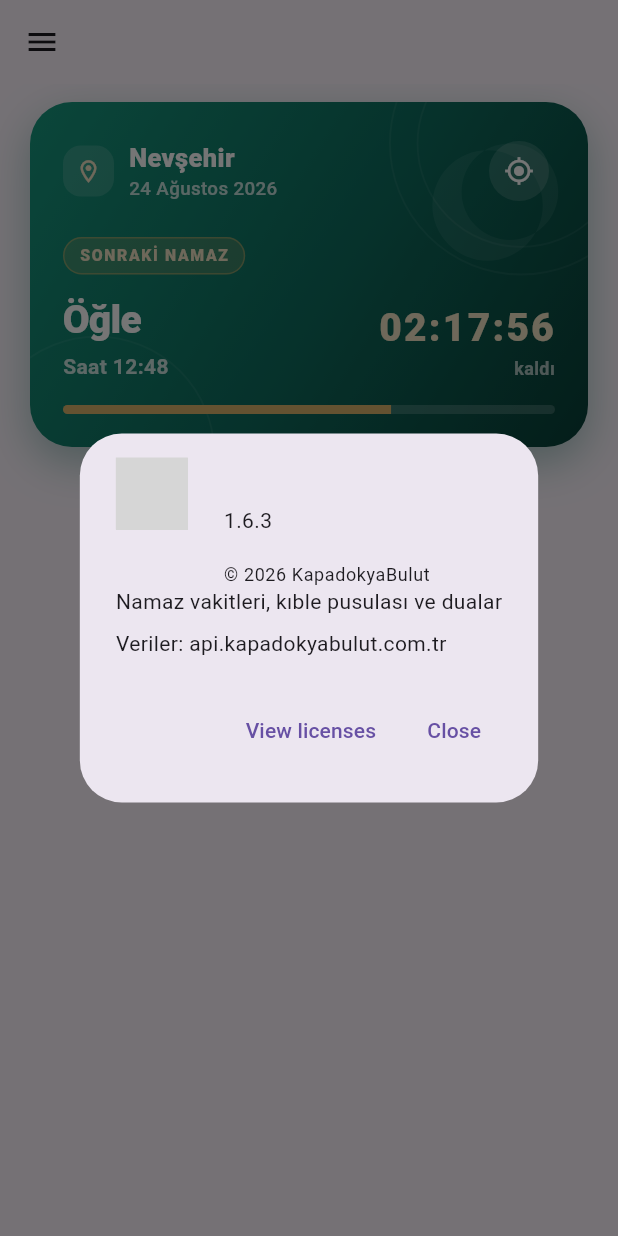
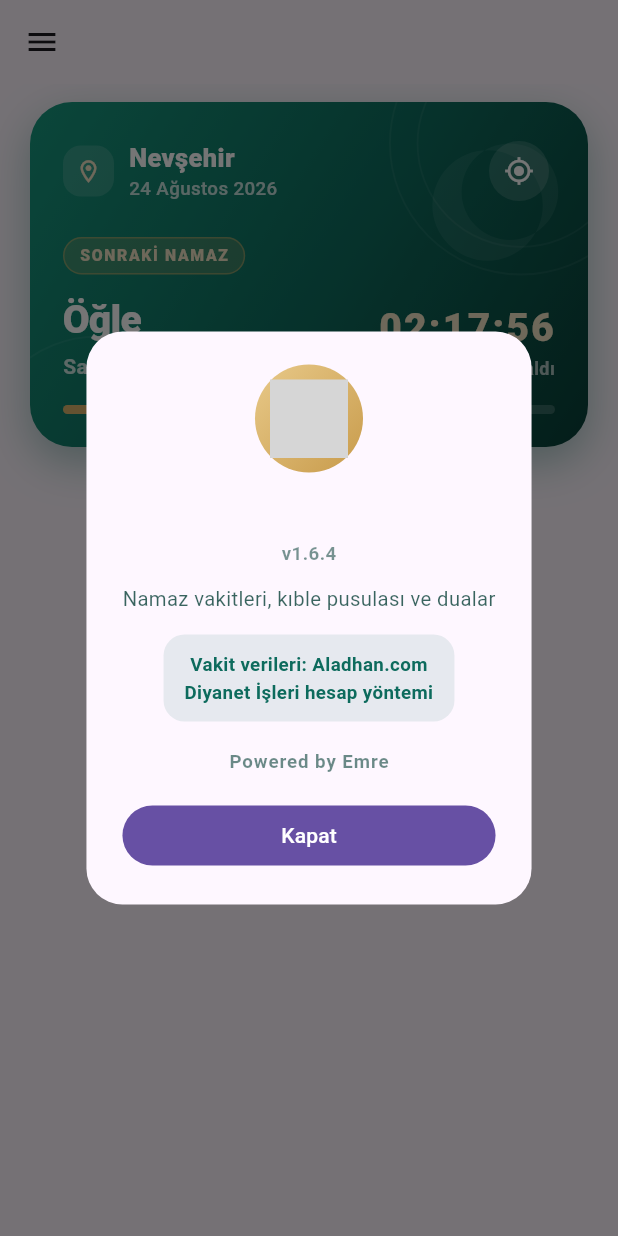
Before and after one commit to emredevlab/namaz-vaktim, a Flutter app: the HomeScreen screen opened directly with empty values, in the side drawer, after a tap on "Hakkında", on a phone screen of 412 x 824 dp. Run offline on Flutter 3.47's test engine with Material 3 defaults, Android fonts, the light colour scheme and no system bars; our stand-ins replace flutter_local_notifications, flutter_riverpod, flutter_svg, flutter_timezone, geocoding, geolocator and 6 more; missing offline and left inert: kapadokya_mobile_core; accounts and stored records are empty; statements that could not run were skipped; grey boxes are pictures that could not be loaded.

Commit message:
Hakkında diyaloğu yenilendi + veri kaynağı düzeltmesi
- Özel Hakkında diyaloğu: lisans listesi yok, kısa öz (logo, sürüm, veri kaynağı, Powered by Emre)
- Veri kaynağı: Aladhan.com (Diyanet hesap yöntemi) — hayali api.kapadokyabulut referansı kaldırıldı
- Gizlilik politikası taslağı da Aladhan'ı işaret ediyor

```diff
--- a/lib/features/prayer/presentation/widgets/app_drawer.dart
+++ b/lib/features/prayer/presentation/widgets/app_drawer.dart
@@ -129,29 +129,7 @@ class _AppDrawerState extends State<AppDrawer> {
                       final appVersion = await _appVersionFuture;
                       if (!context.mounted) return;
                       Navigator.pop(context);
-                      showAboutDialog(
-                        context: context,
-                        applicationName: widget.config.name,
-                        applicationVersion: appVersion,
-                        applicationLegalese: '© 2026 KapadokyaBulut',
-                        applicationIcon: SvgPicture.asset(
-                          widget.config.logoAsset,
-                          width: 48,
-                          height: 48,
-                          fit: BoxFit.contain,
-                          semanticsLabel: '${widget.config.name} logosu',
-                          placeholderBuilder: (_) => const Icon(
-                            Icons.mosque_outlined,
-                            color: AppTheme.primary,
-                            size: 40,
-                          ),
-                        ),
-                        children: const [
-                          Text('Namaz vakitleri, kıble pusulası ve dualar'),
-                          SizedBox(height: 8),
-                          Text('Veriler: api.kapadokyabulut.com.tr'),
-                        ],
-                      );
+                      _showAboutSheet(context, appVersion);
                     },
                   ),
                 ],
@@ -291,4 +269,110 @@ class _AppDrawerState extends State<AppDrawer> {
       ),
     );
   }
+
+  /// Hakkında diyaloğu: kısa, öz; lisans listesi yok.
+  void _showAboutSheet(BuildContext context, String appVersion) {
+    final isDark = Theme.of(context).brightness == Brightness.dark;
+    final onSurface = isDark ? AppTheme.cream : AppTheme.primaryDeep;
+    showDialog(
+      context: context,
+      builder: (dialogContext) => AlertDialog(
+        backgroundColor:
+            isDark ? AppTheme.darkCard : Theme.of(context).colorScheme.surface,
+        shape: RoundedRectangleBorder(borderRadius: BorderRadius.circular(24)),
+        contentPadding:
+            const EdgeInsets.symmetric(horizontal: 24, vertical: 22),
+        content: Column(
+          mainAxisSize: MainAxisSize.min,
+          crossAxisAlignment: CrossAxisAlignment.center,
+          children: [
+            Container(
+              padding: const EdgeInsets.all(10),
+              decoration: BoxDecoration(
+                gradient: AppTheme.goldGradient,
+                shape: BoxShape.circle,
+              ),
+              child: SvgPicture.asset(
+                widget.config.logoAsset,
+                width: 52,
+                height: 52,
+                fit: BoxFit.contain,
+                semanticsLabel: '${widget.config.name} logosu',
+                placeholderBuilder: (_) => const Icon(
+                  Icons.mosque_outlined,
+                  color: AppTheme.primaryDeep,
+                  size: 44,
+                ),
+              ),
+            ),
+            const SizedBox(height: 14),
+            Text(
+              widget.config.name,
+              style: TextStyle(
+                color: onSurface,
+                fontSize: 20,
+                fontWeight: FontWeight.w800,
+              ),
+            ),
+            const SizedBox(height: 2),
+            Text(
+              'v$appVersion',
+              style: TextStyle(
+                color: onSurface.withValues(alpha: .55),
+                fontSize: 12.5,
+                fontWeight: FontWeight.w600,
+              ),
+            ),
+            const SizedBox(height: 12),
+            Text(
+              'Namaz vakitleri, kıble pusulası ve dualar',
+              textAlign: TextAlign.center,
+              style: TextStyle(
+                color: onSurface.withValues(alpha: .8),
+                fontSize: 13.5,
+              ),
+            ),
+            const SizedBox(height: 14),
+            Container(
+              padding:
+                  const EdgeInsets.symmetric(horizontal: 14, vertical: 10),
+              decoration: BoxDecoration(
+                color: (isDark ? AppTheme.gold : AppTheme.primary)
+                    .withValues(alpha: .1),
+                borderRadius: BorderRadius.circular(14),
+              ),
+              child: Text(
+                'Vakit verileri: Aladhan.com\nDiyanet İşleri hesap yöntemi',
+                textAlign: TextAlign.center,
+                style: TextStyle(
+                  fontSize: 12.5,
+                  fontWeight: FontWeight.w600,
+                  height: 1.5,
+                  color: isDark ? AppTheme.goldSoft : AppTheme.primary,
+                ),
+              ),
+            ),
+            const SizedBox(height: 18),
+            Text(
+              'Powered by Emre',
+              style: TextStyle(
+                color: onSurface.withValues(alpha: .6),
+                fontSize: 12.5,
+                fontWeight: FontWeight.w700,
+                letterSpacing: .6,
+              ),
+            ),
+            const SizedBox(height: 16),
+            SizedBox(
+              width: double.infinity,
+              child: FilledButton(
+                onPressed: () => Navigator.pop(dialogContext),
+                child: const Text('Kapat'),
+              ),
+            ),
+          ],
+        ),
+      ),
+    );
+  }
 }
--- a/pubspec.yaml
+++ b/pubspec.yaml
@@ -1,7 +1,7 @@
 name: namaz_vaktim
 description: Namaz Vaktim baÃ„Å¸Ã„Â±msÃ„Â±z mobil uygulamasÃ„Â±.
 publish_to: none
-version: 1.6.3+12
+version: 1.6.4+13
 
 environment:
   sdk: ">=3.4.0 <4.0.0"
```
Also changed, not shown: 1 other file.
